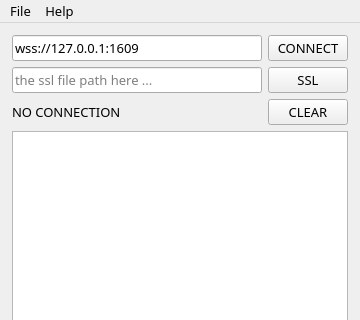
This is src/main/resources/base/main.ui in vn-os/Qt-Websocket-Client-Secure as Qt 5 draws it before an edit; both pictures show x 0 to 360 and y 0 to 320 of the 360 by 464 pixel window. The edited form follows.
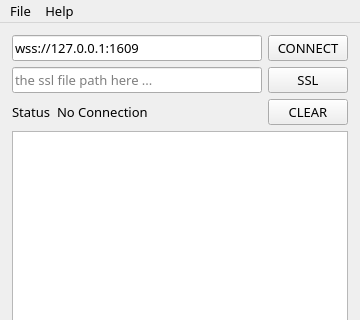
This is the edited form. Icons and pictures are not drawn.

The edit to the form file:
```diff
--- a/src/main/resources/base/main.ui
+++ b/src/main/resources/base/main.ui
@@ -98,11 +98,18 @@
      </layout>
     </item>
     <item>
-     <layout class="QHBoxLayout" name="horizontalLayout_log" stretch="1,0">
+     <layout class="QHBoxLayout" name="horizontalLayout_log" stretch="0,1,0">
+      <item>
+       <widget class="QLabel" name="label">
+        <property name="text">
+         <string>Status</string>
+        </property>
+       </widget>
+      </item>
       <item>
        <widget class="QLabel" name="lbl_status">
         <property name="text">
-         <string>NO CONNECTION</string>
+         <string>No Connection</string>
         </property>
        </widget>
       </item>
```
